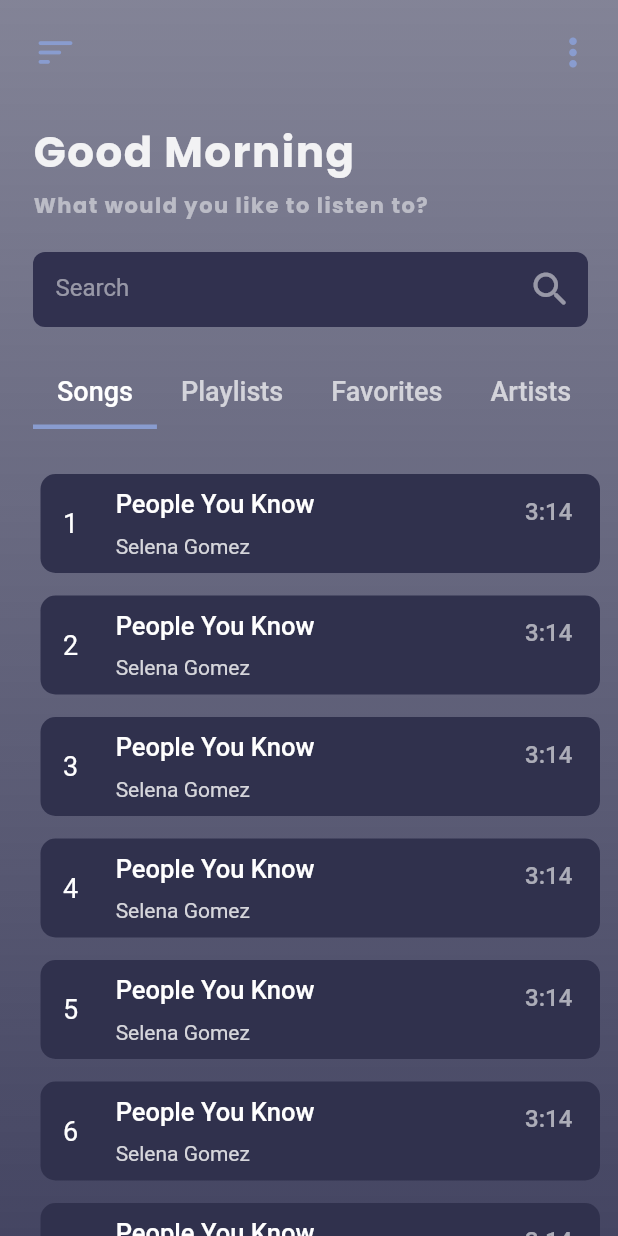
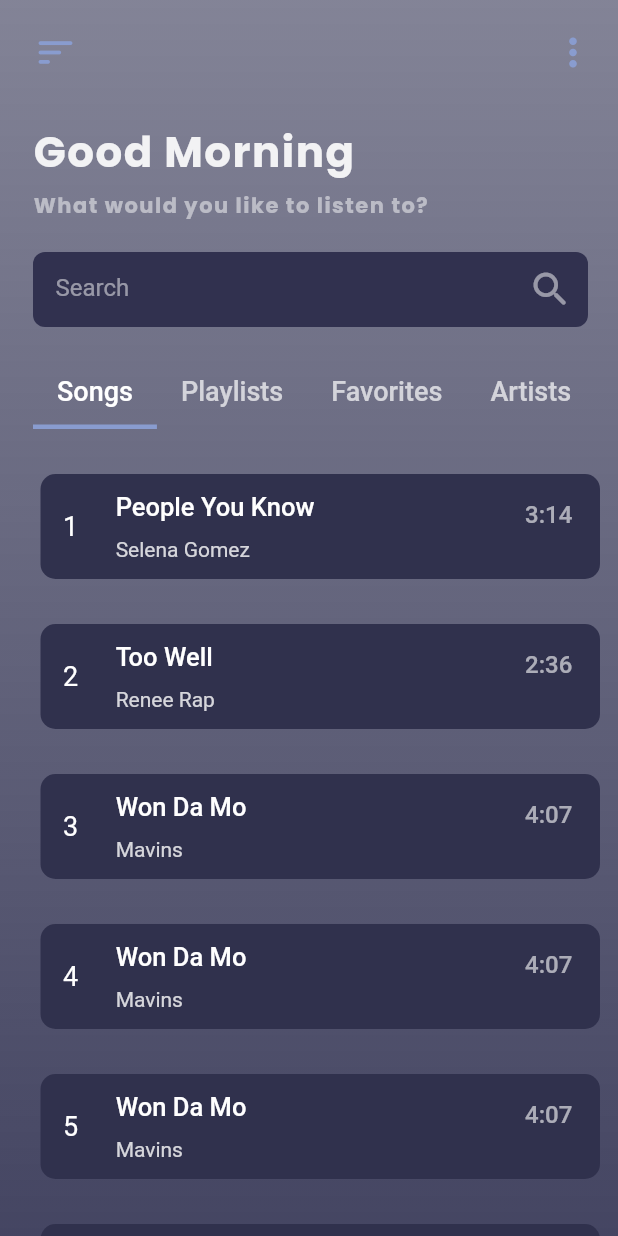
Before and after one commit to victoriaEssien/music-player-ui, a Flutter app: the screen it shows after launch, after a tap on "Get Started", on a phone screen of 412 x 824 dp. Run offline on Flutter 3.47's test engine with Material 2 defaults, Android fonts, the phone set to English and light mode, and no system bars; our stand-ins replace google_fonts; network calls fail.

Commit message:
initial code review

```diff
--- a/lib/main.dart
+++ b/lib/main.dart
@@ -1,5 +1,5 @@
 import 'package:flutter/material.dart';
-import 'package:music_streaming_app_ui/screens/PlayListPage.dart';
+import 'package:music_streaming_app_ui/screens/ViewPlaylistPage.dart';
 import 'package:music_streaming_app_ui/screens/PlayMusicPage.dart';
 import 'screens/onboarding/onboarding_screen_one.dart';
 
--- a/lib/screens/Home.dart
+++ b/lib/screens/Home.dart
@@ -1,8 +1,9 @@
 import 'package:flutter/material.dart';
 import 'package:google_fonts/google_fonts.dart';
 
-import '../widgets/Playlist.dart';
-import '../widgets/SongList.dart';
+import 'FavoritesList.dart';
+import 'Playlist.dart';
+import '../screens/SongList.dart';
 
 class Home extends StatelessWidget {
   const Home({Key? key}) : super(key: key);
@@ -140,7 +141,7 @@ class Home extends StatelessWidget {
                     children: [
                       const SongList(),
                       const PlayList(),
-                      const SongList(),
+                      const FavoritesList(),
                       const SongList(),
                       const SongList(),
                       const SongList(),
@@ -179,6 +180,6 @@ String greetingMessage(){
   } else if ((timeNow > 16) && (timeNow < 20)) {
     return 'Good Evening';
   } else {
-    return 'Good Night';
+    return 'Night Owl 😎';
   }
 }
--- /dev/null
+++ b/lib/screens/SongList.dart
@@ -0,0 +1,77 @@
+import 'package:flutter/material.dart';
+
+import '../widgets/SongListWidget.dart';
+
+class SongList extends StatelessWidget {
+  const SongList({Key? key}) : super(key: key);
+
+  @override
+  Widget build(BuildContext context) {
+    return SingleChildScrollView(
+      child: Column(
+        children: [
+          SongListWidget(
+            number: 1,
+            songName: "People You Know",
+            artistName: "Selena Gomez",
+            songDuration: "3:14",
+          ),
+          SongListWidget(
+            number: 2,
+            songName: "Too Well",
+            artistName: "Renee Rap",
+            songDuration: "2:36",
+          ),
+          SongListWidget(
+            number: 3,
+            songName: "Won Da Mo",
+            artistName: "Mavins",
+            songDuration: "4:07",
+          ),
+          SongListWidget(
+            number: 4,
+            songName: "Won Da Mo",
+            artistName: "Mavins",
+            songDuration: "4:07",
+          ),
+          SongListWidget(
+            number: 5,
+            songName: "Won Da Mo",
+            artistName: "Mavins",
+            songDuration: "4:07",
+          ),
+          SongListWidget(
+            number: 6,
+            songName: "Won Da Mo",
+            artistName: "Mavins",
+            songDuration: "4:07",
+          ),
+          SongListWidget(
+            number: 7,
+            songName: "Won Da Mo",
+            artistName: "Mavins",
+            songDuration: "4:07",
+          ),
+          SongListWidget(
+            number: 8,
+            songName: "Won Da Mo",
+            artistName: "Mavins",
+            songDuration: "4:07",
+          ),
+          SongListWidget(
+            number: 9,
+            songName: "Won Da Mo",
+            artistName: "Mavins",
+            songDuration: "4:07",
+          ),
+          SongListWidget(
+            number: 10,
+            songName: "Won Da Mo",
+            artistName: "Mavins",
+            songDuration: "4:07",
+          ),
+        ],
+      ),
+    );
+  }
+}
--- a/lib/screens/PlayListPage.dart
+++ b/lib/screens/ViewPlaylistPage.dart
@@ -61,7 +61,7 @@ class PlayListPage extends StatelessWidget {
                 SizedBox(height: 20),
                 Column(
                   children: [
-                    Text("Imagine Dragons",
+                    Text("Pills & Potions",
                       style: TextStyle(
                         color: Colors.white.withOpacity(0.9),
                         fontSize: 28,
@@ -69,7 +69,7 @@ class PlayListPage extends StatelessWidget {
                       ),
                     ),
                     SizedBox(height: 8),
-                    Text("Singer Name",
+                    Text("20 Songs",
                       style: TextStyle(
                         color: Colors.white.withOpacity(0.8),
                         fontSize: 18,
--- a/lib/screens/onboarding/onboarding_screen_one.dart
+++ b/lib/screens/onboarding/onboarding_screen_one.dart
@@ -9,7 +9,7 @@ class Onboarding extends StatelessWidget {
     return Scaffold(
       body: OnboardingScreenWidget(title: "Experience New Music",
               subtitle: "Lorem ipsum dolor sit amet, consectetur \nadipis elit, sed do eiusmod tempor incidunt \nut labore et dolore magna comconsequat.",
-              image: "https://t4.ftcdn.net/jpg/04/29/16/13/360_F_429161369_SPFahVfUe1YAU3EnQOFkOlxxUncAsrsB.jpg",
+              image: "https://wallpaperaccess.com/full/2068794.jpg",
               buttonText: "Get Started",
           ),
       );
--- a/lib/widgets/SongList.dart
+++ b/lib/widgets/SongListWidget.dart
@@ -1,18 +1,26 @@
 import 'package:flutter/material.dart';
 
-class SongList extends StatelessWidget {
-  const SongList({Key? key}) : super(key: key);
+class SongListWidget extends StatelessWidget {
+
+  int number;
+  String songName, artistName, songDuration;
+
+  SongListWidget({
+    Key? key,
+    required this.number,
+    required this.songName,
+    required this.artistName,
+    required this.songDuration,
+  }) : super(key: key);
 
   @override
   Widget build(BuildContext context) {
-    return SingleChildScrollView(
-      child: Column(
+    return Column(
         children: [
           SizedBox(height: 15),
-          for (int i = 1; i < 20; i++)
           Container(
             margin: EdgeInsets.only(top: 15, right: 12, left: 5),
-            padding: EdgeInsets.symmetric(vertical: 10, horizontal: 15),
+            padding: EdgeInsets.symmetric(vertical: 12, horizontal: 15),
             decoration: BoxDecoration(
               color: Color(0xFF30314D),
               borderRadius: BorderRadius.circular(10),
@@ -20,7 +28,7 @@ class SongList extends StatelessWidget {
             child: Row(
               children: [
                 Text(
-                  i.toString(),
+                  number.toString(),
                   style: TextStyle(
                     color: Colors.white,
                     fontSize: 18,
@@ -35,7 +43,7 @@ class SongList extends StatelessWidget {
                   child: Column(
                     crossAxisAlignment: CrossAxisAlignment.start,
                     children: [
-                      Text("People You Know",
+                      Text(songName,
                         style: TextStyle(
                           color: Colors.white,
                           fontSize: 17,
@@ -46,7 +54,7 @@ class SongList extends StatelessWidget {
                       Row(
                         children: [
                           Text(
-                            "Selena Gomez",
+                            artistName,
                             style: TextStyle(
                               color: Colors.white.withOpacity(0.8),
                               fontSize: 14,
@@ -80,7 +88,7 @@ class SongList extends StatelessWidget {
                   //   color: Colors.white,
                   //   borderRadius: BorderRadius.circular(30),
                   // ),
-                  child: Text("3:14",
+                  child: Text(songDuration,
                     style: TextStyle(
                       color: Colors.white.withOpacity(0.6),
                       fontWeight: FontWeight.w500,
@@ -92,7 +100,6 @@ class SongList extends StatelessWidget {
             ),
           ),
         ],
-      ),
     );
   }
 }
--- a/lib/widgets/onboarding_widget.dart
+++ b/lib/widgets/onboarding_widget.dart
@@ -25,7 +25,7 @@ class OnboardingScreenWidget extends StatelessWidget {
             image: NetworkImage(image),
             fit: BoxFit.cover,
             colorFilter: ColorFilter.mode(
-                Colors.black.withOpacity(0.6),
+                Color(0xFF152238).withOpacity(1.0),
                 BlendMode.darken
             ),
           ),
@@ -76,7 +76,9 @@ class OnboardingScreenWidget extends StatelessWidget {
                       textStyle: TextStyle(
                         fontSize: 20,
                       ),
-                      primary: Colors.deepPurple
+                      primary: Color(0xFF303151),
+                    elevation: 1,
+
                   ),
                 ),
               ),
```
Also changed, not shown: lib/screens/FavoritesList.dart (added, +62 -0 lines), lib/screens/PlayMusicPage.dart (+19 -8 lines), lib/screens/Playlist.dart (added, +62 -0 lines), lib/widgets/FavoritesListWidget.dart (added, +100 -0 lines), lib/widgets/PlayListPageWidget.dart (added, +69 -0 lines), lib/widgets/Playlist.dart (deleted, +0 -65 lines).
